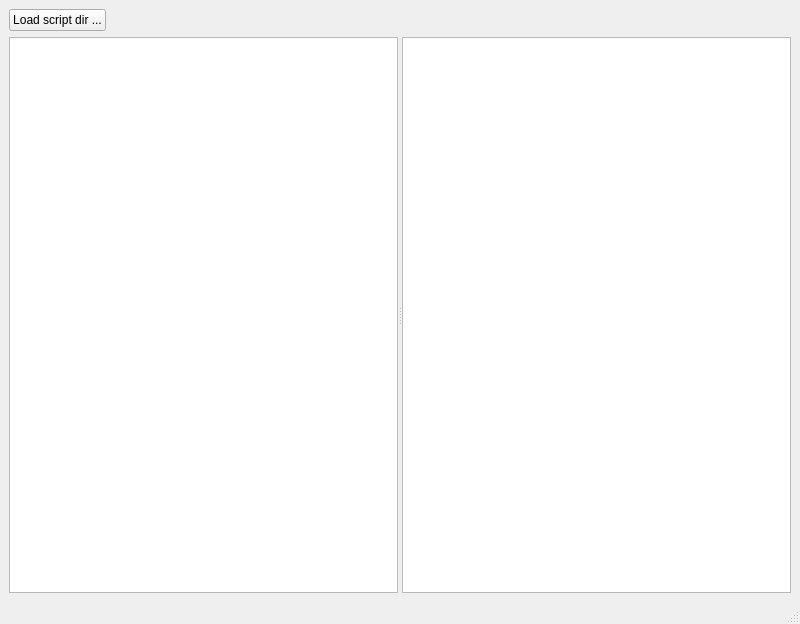
Old version of the form gui/src/MainWindow.ui in the repository troopa81/Qats.
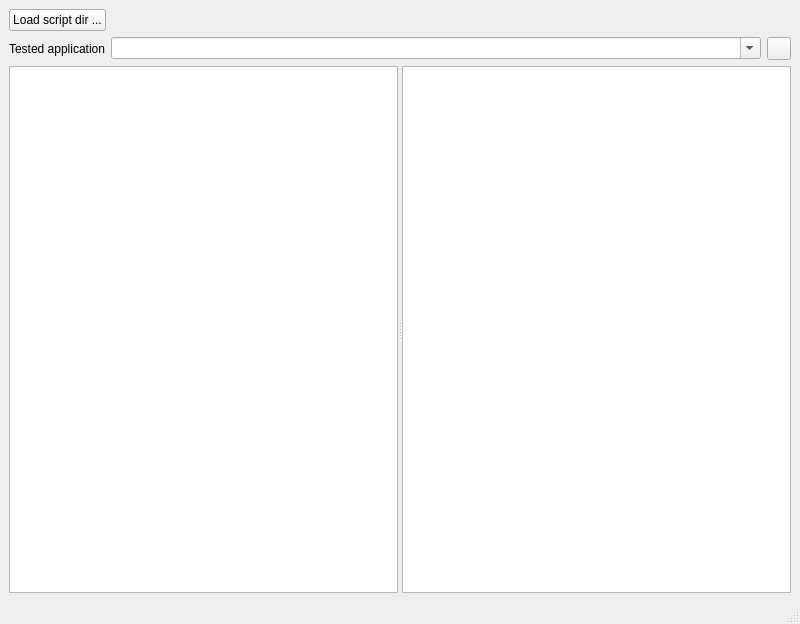
New version of the form.

Commit message: - Start process from qatsGui - Manage tested application crash - Set up settings system

```diff
--- a/gui/src/MainWindow.ui
+++ b/gui/src/MainWindow.ui
@@ -39,6 +39,37 @@
       </item>
      </layout>
     </item>
+    <item>
+     <layout class="QHBoxLayout" name="horizontalLayout_3">
+      <item>
+       <widget class="QLabel" name="label">
+        <property name="text">
+         <string>Tested application</string>
+        </property>
+       </widget>
+      </item>
+      <item>
+       <widget class="QComboBox" name="_testedApplicationCmb">
+        <property name="sizePolicy">
+         <sizepolicy hsizetype="Expanding" vsizetype="Fixed">
+          <horstretch>0</horstretch>
+          <verstretch>0</verstretch>
+         </sizepolicy>
+        </property>
+        <property name="editable">
+         <bool>true</bool>
+        </property>
+       </widget>
+      </item>
+      <item>
+       <widget class="QToolButton" name="_startStopBtn">
+        <property name="text">
+         <string/>
+        </property>
+       </widget>
+      </item>
+     </layout>
+    </item>
     <item>
      <layout class="QHBoxLayout" name="horizontalLayout_2">
       <item>
```
The commit also changes 9 other files.
